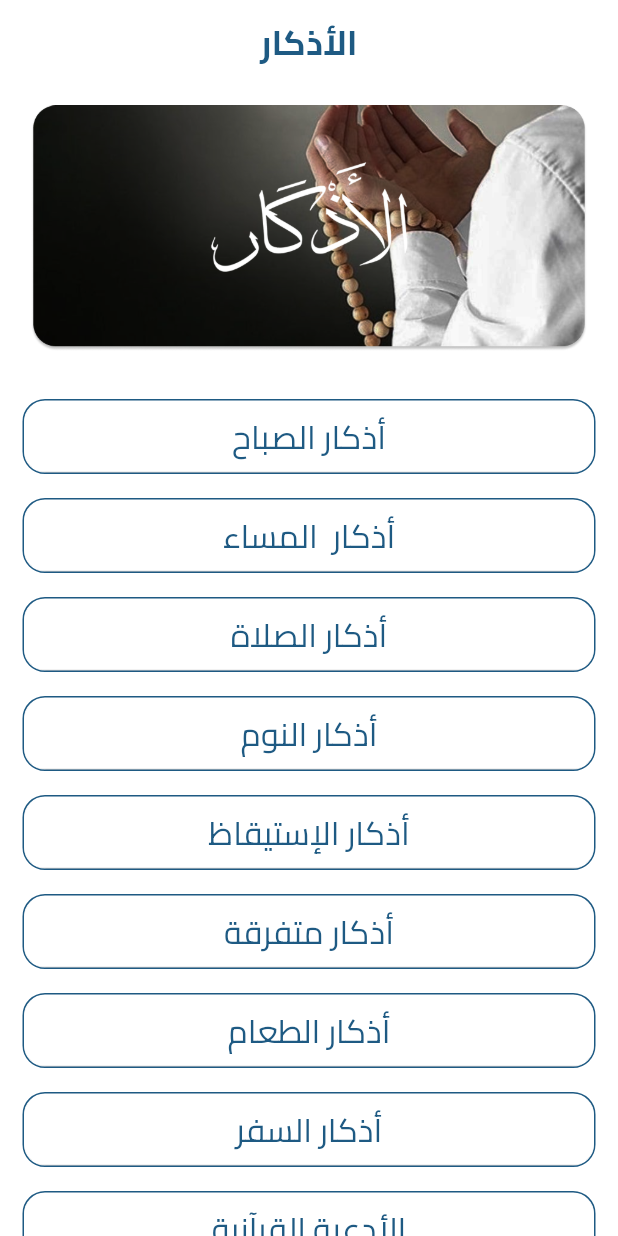
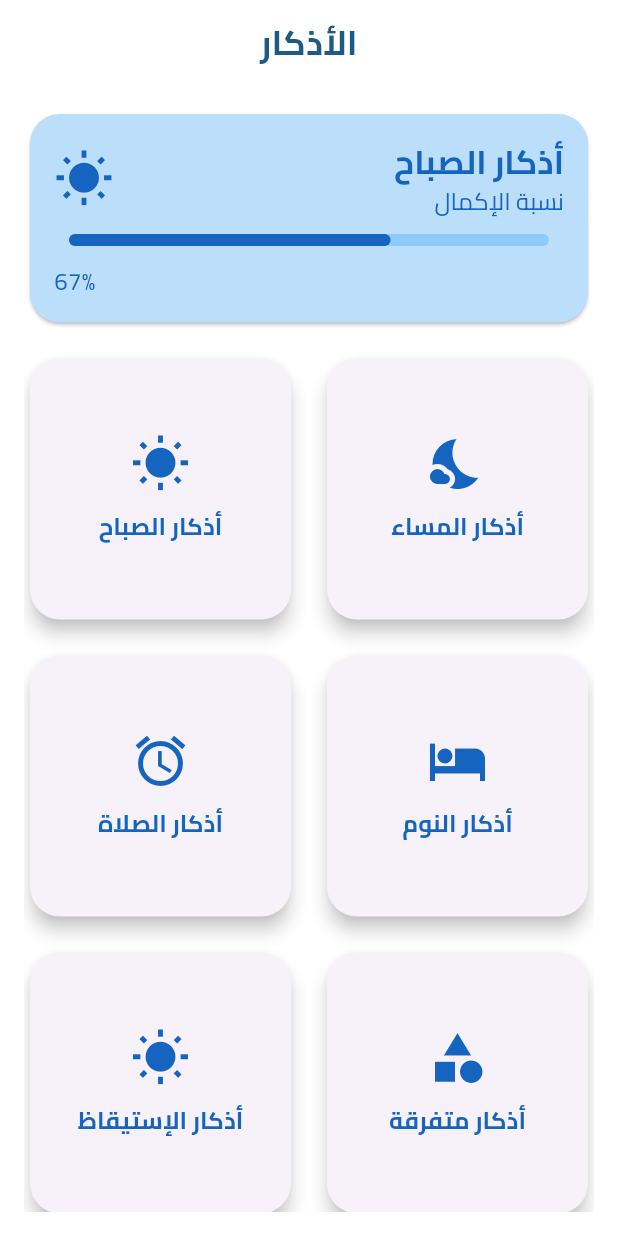
Before and after one commit to hamdyhaggag/Tatmaen-Azkar_App, a Flutter app: the AzkarScreen screen opened directly, on a phone screen of 412 x 824 dp. Run offline on Flutter 3.47's test engine with Material 3 defaults, Android fonts, the phone set to English and light mode, and no system bars; drawn by our look-alikes of percent_indicator; our stand-ins replace awesome_notifications, bloc, dio, easy_dynamic_theme, firebase_core, firebase_messaging and 10 more; missing offline and left inert: esys_flutter_share_plus, flutter_vibrate; accounts and stored records are empty.

Commit message:
Updated the Azkar home screen with a new layout and enhanced functionality to improve user experience.

```diff
--- a/lib/Presentation/Widgets/app_dialog.dart
+++ b/lib/Presentation/Widgets/app_dialog.dart
@@ -1,17 +1,16 @@
 import 'dart:ui';
-
 import 'package:flutter/material.dart';
 import 'package:flutter_screenutil/flutter_screenutil.dart';
-import '../../../constants/colors.dart';
+import 'package:tatmaen24/constants/colors.dart';
 import '../../constants/app_text.dart';
 
 class AppDialog extends StatefulWidget {
   const AppDialog({
-    Key? key,
+    super.key,
     required this.content,
     required this.okAction,
     required this.cancelAction,
-  }) : super(key: key);
+  });
 
   final String content;
   final AppDialogAction okAction;
--- /dev/null
+++ b/lib/Presentation/Widgets/category_card.dart
@@ -0,0 +1,63 @@
+import 'package:flutter/material.dart';
+
+class AzkarCategoryCard extends StatelessWidget {
+  final IconData icon;
+  final String title;
+  final VoidCallback onTap;
+
+  const AzkarCategoryCard(
+      {super.key,
+      required this.icon,
+      required this.title,
+      required this.onTap});
+
+  @override
+  Widget build(BuildContext context) {
+    return GestureDetector(
+      onTap: onTap,
+      child: Card(
+        shape: RoundedRectangleBorder(
+          borderRadius: BorderRadius.circular(20.0),
+        ),
+        elevation: 5.0,
+        shadowColor: Colors.grey.withOpacity(0.7),
+        child: Padding(
+          padding: const EdgeInsets.all(16.0),
+          child: Column(
+            mainAxisAlignment: MainAxisAlignment.center,
+            children: [
+              Icon(
+                icon,
+                size: 40.0,
+                color: Colors.blue.shade800,
+              ),
+              const SizedBox(height: 10.0),
+              Text(
+                title,
+                textAlign: TextAlign.center,
+                style: TextStyle(
+                  fontFamily: 'Cairo',
+                  fontSize: 16.0,
+                  fontWeight: FontWeight.bold,
+                  color: Colors.blue.shade800,
+                ),
+              ),
+            ],
+          ),
+        ),
+      ),
+    );
+  }
+}
+
+class AzkarItem {
+  final String title;
+  final Widget screen;
+  final IconData icon;
+
+  const AzkarItem({
+    required this.title,
+    required this.screen,
+    required this.icon,
+  });
+}
--- a/lib/Presentation/screens/azkar_screen.dart
+++ b/lib/Presentation/screens/azkar_screen.dart
@@ -1,100 +1,187 @@
 import 'package:flutter/material.dart';
+import 'package:percent_indicator/linear_percent_indicator.dart';
+import 'package:tatmaen24/Presentation/Widgets/category_card.dart';
+import 'package:tatmaen24/imports.dart';
 import '../../imports.dart';
 
-class AzkarScreen extends StatelessWidget {
+class AzkarScreen extends StatefulWidget {
   const AzkarScreen({super.key});
+
+  @override
+  State<AzkarScreen> createState() => _AzkarScreenState();
+}
+
+class _AzkarScreenState extends State<AzkarScreen> {
+  String _lastOpenedTitle = 'أذكار الصباح';
+  double _progress = 0.67;
+  IconData _lastOpenedIcon = Icons.wb_sunny;
+
+  final List<AzkarItem> azkarItems = [
+    const AzkarItem(
+        title: 'أذكار الصباح',
+        screen: MorningAzkar(title: 'أذكار الصباح'),
+        icon: Icons.wb_sunny),
+    const AzkarItem(
+        title: 'أذكار المساء',
+        screen: EveningAzkar(title: 'أذكار المساء'),
+        icon: Icons.nights_stay),
+    const AzkarItem(
+        title: 'أذكار الصلاة',
+        screen: PrayAzkar(title: 'أذكار الصلاة'),
+        icon: Icons.access_alarm),
+    const AzkarItem(
+        title: 'أذكار النوم',
+        screen: SleepAzkar(title: 'أذكار النوم'),
+        icon: Icons.hotel),
+    const AzkarItem(
+        title: 'أذكار الإستيقاظ',
+        screen: WakeUpAzkar(title: 'أذكار الإستيقاظ'),
+        icon: Icons.wb_sunny),
+    const AzkarItem(
+        title: 'أذكار متفرقة',
+        screen: CollectionAzkar(title: 'أذكار متفرقة'),
+        icon: Icons.category),
+    const AzkarItem(
+        title: 'أذكار الطعام',
+        screen: FoodAzkar(title: 'أذكار الطعام'),
+        icon: Icons.fastfood),
+    const AzkarItem(
+        title: 'أذكار السفر',
+        screen: TravelAzkar(title: 'الْأدْعِيَةُ النبوية'),
+        icon: Icons.flight),
+    const AzkarItem(
+        title: 'الأدعية القرآنية',
+        screen: QuranAzkar(title: 'الأدعية القراّنية'),
+        icon: Icons.book),
+    const AzkarItem(
+        title: 'الأدعية النبوية',
+        screen: NabawiAzkar(title: 'الْأدْعِيَةُ النبوية'),
+        icon: Icons.menu_book),
+    const AzkarItem(
+        title: 'تسبيحات', screen: Tasabeh(title: 'تسبيحات'), icon: Icons.star),
+    const AzkarItem(
+        title: 'جوامع الدعاء',
+        screen: PlusAzkar(title: 'جوامع الدعاء'),
+        icon: Icons.add),
+    const AzkarItem(
+        title: 'أدعية للميت',
+        screen: DeadAzkar(title: 'أدعية للميت'),
+        icon: Icons.radio_button_checked),
+    const AzkarItem(
+        title: 'الرقية الشرعية',
+        screen: RoqiaScreen(title: 'الرقية الشرعية'),
+        icon: Icons.healing),
+  ];
+
+  void _updateHeader(String title, double progress, IconData icon) {
+    setState(() {
+      _lastOpenedTitle = title;
+      _progress = progress;
+      _lastOpenedIcon = icon;
+    });
+  }
+
+  void _navigateToScreen(BuildContext context, Widget screen) {
+    Navigator.push(
+      context,
+      MaterialPageRoute(builder: (context) => screen),
+    );
+  }
 
   @override
   Widget build(BuildContext context) {
     final isDarkMode = Theme.of(context).brightness == Brightness.dark;
 
     return Scaffold(
-        backgroundColor: isDarkMode ? Color(0xff1F1F1F) : Colors.white,
+        backgroundColor: isDarkMode ? const Color(0xff1F1F1F) : Colors.white,
         appBar: const CustomAppBar(title: 'الأذكار', isHome: true),
-        body: ListView(
+        body: Padding(
+            padding: const EdgeInsets.all(16.0),
+            child: Column(
               children: [
-            SizedBox(
-              height: 12.h,
+                // Header card with progress bar
+                Card(
+                  shape: RoundedRectangleBorder(
+                    borderRadius: BorderRadius.circular(20.0),
                   ),
-            Padding(
-              padding: EdgeInsets.symmetric(horizontal: 18.w),
-              child: Image.asset(
-                'assets/azkarcont.png',
-                alignment: Alignment.topCenter,
+                  color: Colors.blue.shade100,
+                  child: Padding(
+                    padding: const EdgeInsets.all(16.0),
+                    child: Column(
+                      crossAxisAlignment: CrossAxisAlignment.start,
+                      children: [
+                        Row(
+                          mainAxisAlignment: MainAxisAlignment.spaceBetween,
+                          children: [
+                            Icon(
+                              _lastOpenedIcon,
+                              color: Colors.blue.shade800,
+                              size: 40.0,
+                            ),
+                            Column(
+                              crossAxisAlignment: CrossAxisAlignment.end,
+                              children: [
+                                Text(
+                                  _lastOpenedTitle,
+                                  style: TextStyle(
+                                    fontFamily: 'Cairo',
+                                    fontSize: 22.0,
+                                    fontWeight: FontWeight.bold,
+                                    color: Colors.blue.shade800,
                                   ),
                                 ),
-            SizedBox(
-              height: 20.h,
+                                Text(
+                                  'نسبة الإكمال',
+                                  style: TextStyle(
+                                    fontSize: 16.0,
+                                    fontFamily: 'Cairo',
+                                    color: Colors.blue.shade800,
                                   ),
-            SingleChildScrollView(
-              child: Padding(
-                padding: const EdgeInsets.symmetric(horizontal: 15.0),
-                child: Column(
-                  mainAxisAlignment: MainAxisAlignment.start,
-                  children: [
-                    azkarButton(
-                        name: 'أذكار الصباح',
-                        screeen: const MorningAzkar(title: 'أذكار الصباح'),
-                        context: context),
-                    azkarButton(
-                        name: 'أذكار  المساء',
-                        screeen: const EveningAzkar(title: 'أذكار  المساء'),
-                        context: context),
-                    azkarButton(
-                        name: 'أذكار الصلاة',
-                        screeen: const PrayAzkar(title: 'أذكار الصلاة'),
-                        context: context),
-                    azkarButton(
-                        name: 'أذكار النوم',
-                        screeen: const SleepAzkar(title: 'أذكار النوم'),
-                        context: context),
-                    azkarButton(
-                        name: 'أذكار الإستيقاظ',
-                        screeen: const WakeUpAzkar(title: 'أذكار الإستيقاظ'),
-                        context: context),
-                    azkarButton(
-                        name: 'أذكار متفرقة',
-                        screeen: const CollectionAzkar(title: 'أذكار متفرقة'),
-                        context: context),
-                    azkarButton(
-                        name: 'أذكار الطعام',
-                        screeen: const FoodAzkar(title: 'أذكار الطعام'),
-                        context: context),
-                    azkarButton(
-                        name: 'أذكار السفر',
-                        screeen:
-                            const TravelAzkar(title: 'الْأدْعِيَةُ النبوية'),
-                        context: context),
-                    azkarButton(
-                        name: 'الأدعية القرآنية',
-                        screeen: const QuranAzkar(title: 'الأدعية القراّنية'),
-                        context: context),
-                    azkarButton(
-                        name: 'الأدعية النبوية',
-                        screeen:
-                            const NabawiAzkar(title: 'الْأدْعِيَةُ النبوية'),
-                        context: context),
-                    azkarButton(
-                        name: 'تسبيحات',
-                        screeen: const Tasabeh(title: 'تسبيحات'),
-                        context: context),
-                    azkarButton(
-                        name: 'جوامع الدعاء',
-                        screeen: const PlusAzkar(title: 'جوامع الدعاء'),
-                        context: context),
-                    azkarButton(
-                        name: 'أدعية للميت',
-                        screeen: const DeadAzkar(title: 'أدعية للميّت'),
-                        context: context),
-                    azkarButton(
-                        name: 'الرقية الشرعية',
-                        screeen: const RoqiaScreen(title: 'الرقية الشرعية'),
-                        context: context),
+                                ),
+                              ],
+                            ),
+                          ],
+                        ),
+                        const SizedBox(height: 10.0),
+                        LinearPercentIndicator(
+                          lineHeight: 8.0,
+                          percent: _progress,
+                          backgroundColor: Colors.blue.shade200,
+                          progressColor: Colors.blue.shade800,
+                          barRadius: const Radius.circular(12),
+                        ),
+                        const SizedBox(height: 12.0),
+                        Text(
+                          '${(_progress * 100).toInt()}%',
+                          style: TextStyle(
+                            fontSize: 16.0,
+                            color: Colors.blue.shade800,
+                          ),
+                        ),
                       ],
                     ),
                   ),
                 ),
+
+                const SizedBox(height: 16.0),
+                Expanded(
+                  child: GridView.count(
+                    crossAxisCount: 2,
+                    crossAxisSpacing: 16.0,
+                    mainAxisSpacing: 16.0,
+                    children: azkarItems.map((item) {
+                      return AzkarCategoryCard(
+                        icon: item.icon,
+                        title: item.title,
+                        onTap: () {
+                          _updateHeader(item.title, 0.5, item.icon);
+                          _navigateToScreen(context, item.screen);
+                        },
+                      );
+                    }).toList(),
+                  ),
+                ),
               ],
-        ));
+            )));
   }
 }
--- a/pubspec.yaml
+++ b/pubspec.yaml
@@ -59,7 +59,8 @@ dependencies:
   rename_app: ^1.3.2
   esys_flutter_share_plus: ^2.0.0
   confetti: ^0.6.0
-
+  percent_indicator: ^4.2.2
+  flutter_staggered_grid_view: ^0.4.0
 
 dev_dependencies:
   flutter_lints: ^3.0.0
```
Also changed, not shown: pubspec.lock. Lines whose indentation alone changed are shown as unchanged.
